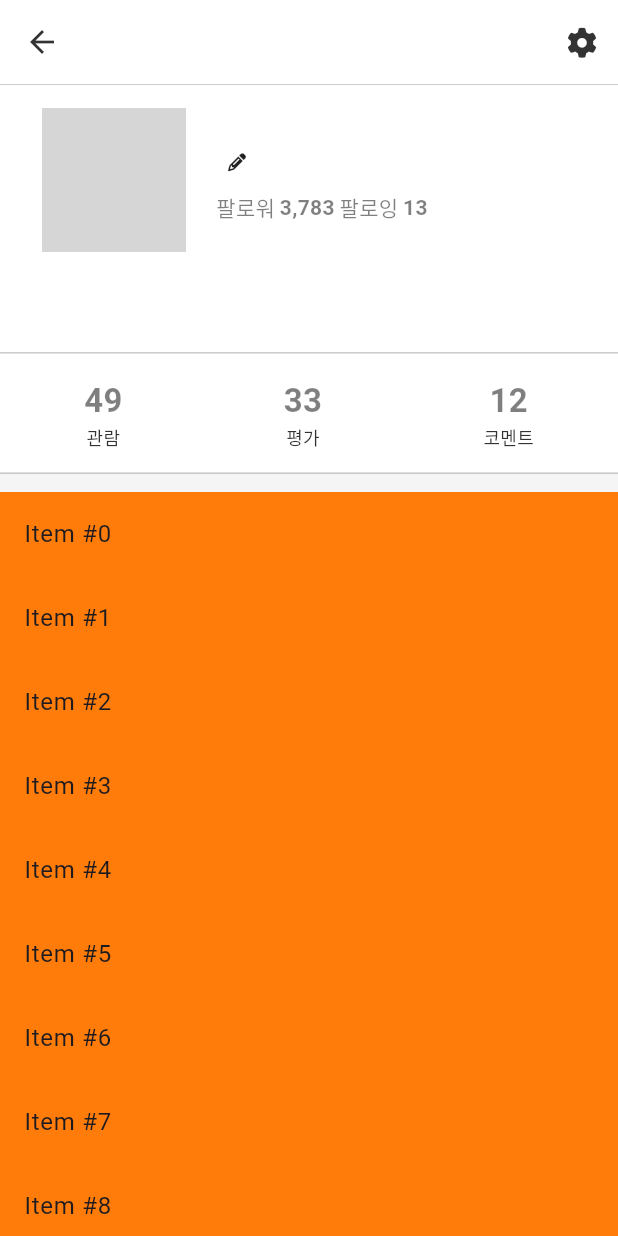
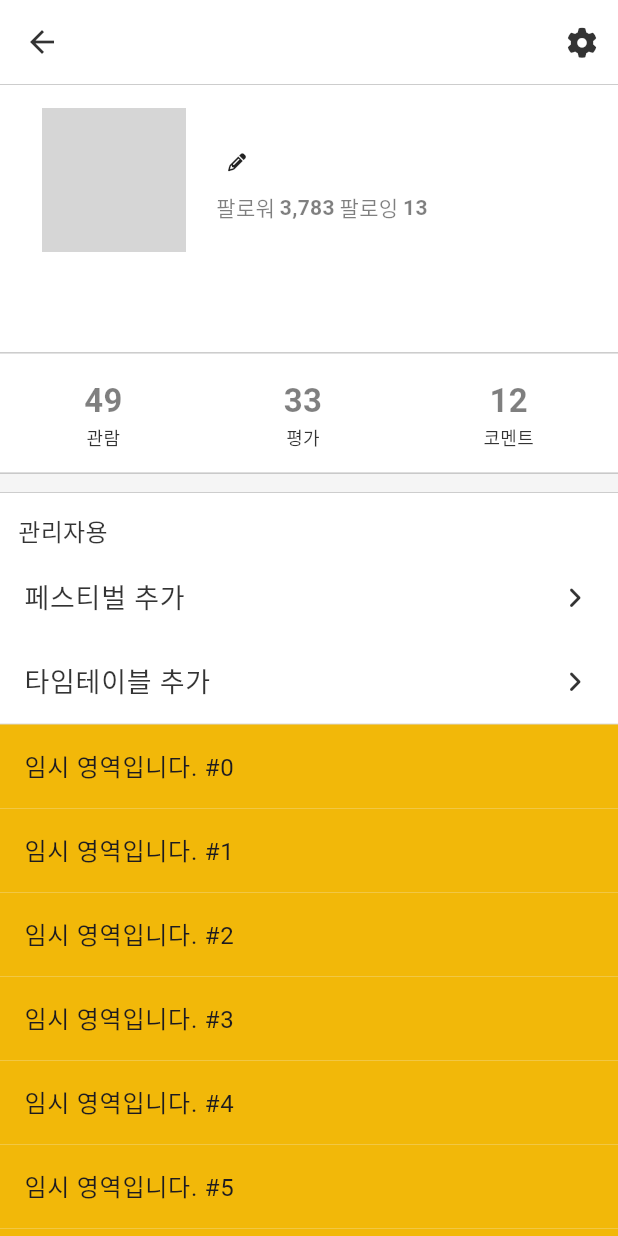
Before and after one commit to ynjch97/RiFFest, a Flutter app: the ProfileScreen screen opened directly, on a phone screen of 412 x 824 dp. Run offline on Flutter 3.47's test engine with Material 3 defaults, Android fonts, the light colour scheme and no system bars; our stand-ins replace cloud_firestore, expandable_text, firebase_auth, firebase_core, flutter_riverpod, font_awesome_flutter and 1 more; accounts and stored records are empty; grey boxes are pictures that could not be loaded.

Commit message:
ProfileScreen > 메뉴 ListTile 추가

```diff
--- /dev/null
+++ b/riffest/lib/common/widgets/list_icon_btn.dart
@@ -0,0 +1,29 @@
+// ignore_for_file: slash_for_doc_comments
+
+import 'package:flutter/material.dart';
+import 'package:font_awesome_flutter/font_awesome_flutter.dart';
+import 'package:riffest/constants/colours.dart';
+import 'package:riffest/constants/sizes.dart';
+
+class ListIconBtn extends StatelessWidget {
+  final IconData icon;
+  final void Function(BuildContext) onTapFunction;
+
+  const ListIconBtn({
+    super.key,
+    required this.icon,
+    required this.onTapFunction,
+  });
+
+  @override
+  Widget build(BuildContext context) {
+    return GestureDetector(
+      onTap: () => onTapFunction(context),
+      child: FaIcon(
+        icon,
+        size: Sizes.size16,
+        color: Colours.textBlack,
+      ),
+    );
+  }
+}
--- a/riffest/lib/constants/text_styles.dart
+++ b/riffest/lib/constants/text_styles.dart
@@ -32,6 +32,19 @@ class TextStyles {
     color: Colours.textDarkGrey,
   );
 
+  /* 메뉴 리스트 타일 */
+  static final defaultMenuTitle = TextStyle(
+    fontSize: Sizes.size16,
+    fontWeight: FontWeight.w500,
+    color: Colours.textBlack,
+  );
+
+  static final defaultMenu = TextStyle(
+    fontSize: Sizes.size18,
+    fontWeight: FontWeight.w400,
+    color: Colours.textBlack,
+  );
+
   /* 버튼, 레이블, 텍스트필드 등 */
 
   // Button Default
@@ -60,6 +73,19 @@ class TextStyles {
     color: Colours.textWhite,
   );
 
+  // Text Mini Label
+  static final miniLabel = TextStyle(
+    fontSize: Sizes.size14,
+    fontWeight: FontWeight.w400,
+    color: Colours.textDarkGrey,
+  );
+  // Text Mini Label
+  static final miniBoldLabel = TextStyle(
+    fontSize: Sizes.size14,
+    fontWeight: FontWeight.w600,
+    color: Colours.textDarkGrey,
+  );
+
   // TextField Default
   static final defaultTextField = TextStyle(
     fontSize: Sizes.size16,
@@ -77,19 +103,6 @@ class TextStyles {
     fontSize: Sizes.size13,
     fontWeight: FontWeight.w400,
     color: Colours.errorColor,
-  );
-
-  // Text Mini
-  static final miniLabel = TextStyle(
-    fontSize: Sizes.size14,
-    fontWeight: FontWeight.w400,
-    color: Colours.textDarkGrey,
-  );
-  // Text Mini
-  static final miniBoldLabel = TextStyle(
-    fontSize: Sizes.size14,
-    fontWeight: FontWeight.w600,
-    color: Colours.textDarkGrey,
   );
 
   /* 기본 텍스트 */
--- a/riffest/lib/features/user/views/profile_screen.dart
+++ b/riffest/lib/features/user/views/profile_screen.dart
@@ -5,12 +5,17 @@ import 'package:flutter_riverpod/flutter_riverpod.dart';
 import 'package:font_awesome_flutter/font_awesome_flutter.dart';
 import 'package:go_router/go_router.dart';
 import 'package:riffest/common/widgets/appbar_icon_btn.dart';
+import 'package:riffest/common/widgets/list_icon_btn.dart';
 import 'package:riffest/common/widgets/loading_progress_indicator.dart';
+import 'package:riffest/constants/box_decorations.dart';
 import 'package:riffest/constants/colours.dart';
 import 'package:riffest/constants/gaps.dart';
 import 'package:riffest/constants/sizes.dart';
+import 'package:riffest/constants/text_styles.dart';
 import 'package:riffest/features/authentication/repos/authentication_repo.dart';
 import 'package:riffest/features/authentication/views/sign_up_screen.dart';
+import 'package:riffest/features/community/views/community_screen.dart';
+import 'package:riffest/features/festival/views/festival_screen.dart';
 import 'package:riffest/features/user/view_models/user_vm.dart';
 import 'package:riffest/features/user/widgets/profile_persist_header.dart';
 
@@ -123,20 +128,61 @@ class ProfileScreenState extends ConsumerState<ProfileScreen> {
                     eTextKey: eTextKey,
                   ),
                 ),
-                const SliverToBoxAdapter(
-                  child: Gaps.v12,
-                ),
-                SliverList(
-                  delegate: SliverChildBuilderDelegate(
-                    (BuildContext context, int index) {
-                      return Container(
-                        color: Colours.primaryColor,
-                        child: ListTile(
-                          title: Text('Item #$index'),
+                SliverToBoxAdapter(
+                  child: Column(
+                    children: [
+                      Gaps.v12, // 회색 영역
+                      Container(
+                        decoration: BoxDecorations.cardTBContainer,
+                        child: Column(
+                          crossAxisAlignment: CrossAxisAlignment.start,
+                          children: [
+                            Gaps.v14,
+                            Row(
+                              children: [
+                                Gaps.h12,
+                                Text(
+                                  "관리자용",
+                                  style: TextStyles.defaultMenuTitle,
+                                ),
+                              ],
+                            ),
+                            Gaps.v5,
+                            ListTile(
+                              title: Text(
+                                "페스티벌 추가",
+                                style: TextStyles.defaultMenu,
+                              ),
+                              trailing: ListIconBtn(
+                                icon: FontAwesomeIcons.angleRight,
+                                onTapFunction: (p0) {
+                                  context.pushNamed(FestivalScreen.routeName);
+                                },
+                              ),
+                            ),
+                            ListTile(
+                              title: Text(
+                                "타임테이블 추가",
+                                style: TextStyles.defaultMenu,
+                              ),
+                              trailing: ListIconBtn(
+                                icon: FontAwesomeIcons.angleRight,
+                                onTapFunction: (p0) {
+                                  context.pushNamed(FestivalScreen.routeName);
+                                },
+                              ),
+                            ),
+                          ],
                         ),
-                      );
-                    },
-                    childCount: 50,
+                      ),
+                      for (int idx in Iterable.generate(20))
+                        Container(
+                          color: Colours.secondaryColor,
+                          child: ListTile(
+                            title: Text('임시 영역입니다. #$idx'),
+                          ),
+                        ),
+                    ],
                   ),
                 ),
               ],
```
